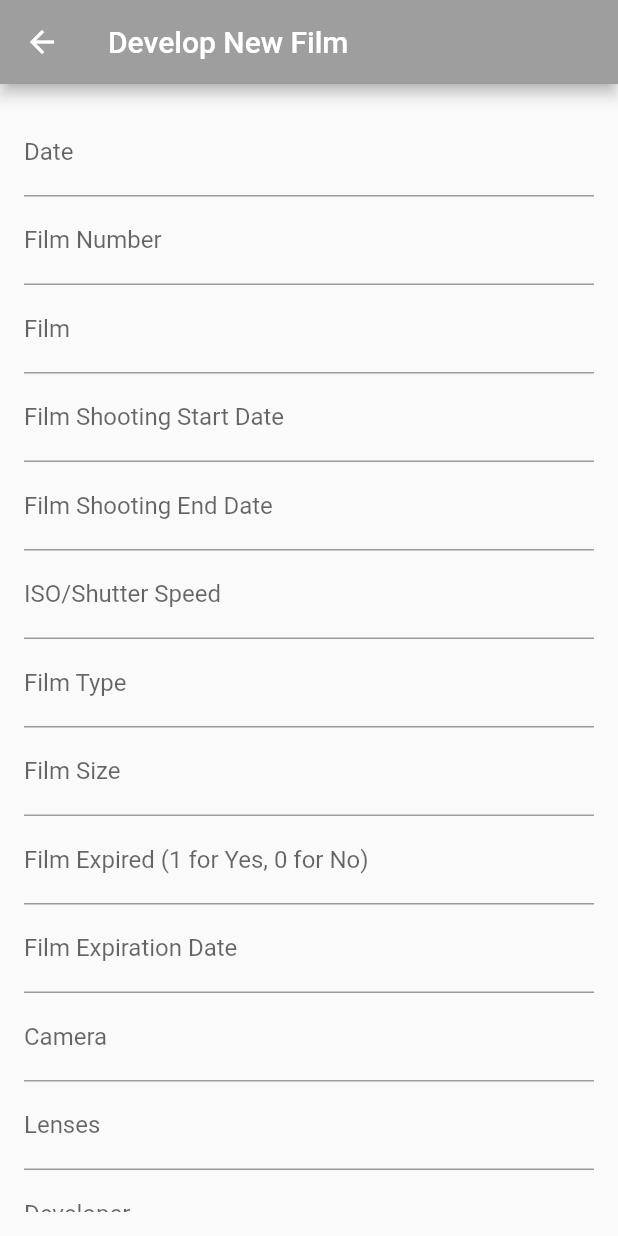
After one commit to AlexGuoussatchok/analog_faith, a Flutter app: the DevelopNewFilmScreen screen opened directly, on a phone screen of 412 x 824 dp. The commit adds this screen. Run offline on Flutter 3.47's test engine with Material 2 defaults, Android fonts, the phone set to English and light mode, and no system bars; our stand-ins replace sqflite; accounts and stored records are empty.

Commit message:
+ develop new film screen added

```diff
--- a/lib/database_helper/darkroom_notes_database_helper.dart
+++ b/lib/database_helper/darkroom_notes_database_helper.dart
@@ -28,6 +28,8 @@ class DarkroomNotesDatabaseHelper {
         date TEXT,
         film_number INTEGER,
         film TEXT,
+        film_shooting_start_date TEXT,
+        film_shooting_end_date TEXT,
         ISO_shut INTEGER,
         film_type TEXT,
         film_size TEXT,
@@ -40,7 +42,6 @@ class DarkroomNotesDatabaseHelper {
         dilution TEXT,
         developing_time TEXT,
         temperature TEXT,
-        FNTS TEXT,
         comments TEXT
       )
     ''');
--- /dev/null
+++ b/lib/screens/develop_new_film_screen.dart
@@ -0,0 +1,151 @@
+import 'package:flutter/material.dart';
+
+class DevelopNewFilmScreen extends StatefulWidget {
+  const DevelopNewFilmScreen({Key? key}) : super(key: key);
+
+  @override
+  _DevelopNewFilmScreenState createState() => _DevelopNewFilmScreenState();
+}
+
+class _DevelopNewFilmScreenState extends State<DevelopNewFilmScreen> {
+  final TextEditingController dateController = TextEditingController();
+  final TextEditingController filmNumberController = TextEditingController();
+  final TextEditingController filmController = TextEditingController();
+  final TextEditingController filmShootingStartDateController = TextEditingController();
+  final TextEditingController filmShootingEndDateController = TextEditingController();
+  final TextEditingController isoShutController = TextEditingController();
+  final TextEditingController filmTypeController = TextEditingController();
+  final TextEditingController filmSizeController = TextEditingController();
+  final TextEditingController filmExpiredController = TextEditingController();
+  final TextEditingController filmExpirationDateController = TextEditingController();
+  final TextEditingController cameraController = TextEditingController();
+  final TextEditingController lensesController = TextEditingController();
+  final TextEditingController developerController = TextEditingController();
+  final TextEditingController labController = TextEditingController();
+  final TextEditingController dilutionController = TextEditingController();
+  final TextEditingController developingTimeController = TextEditingController();
+  final TextEditingController temperatureController = TextEditingController();
+  final TextEditingController commentsController = TextEditingController();
+
+  @override
+  Widget build(BuildContext context) {
+    return Scaffold(
+      appBar: AppBar(
+        title: const Text('Develop New Film'),
+        backgroundColor: Colors.grey,
+      ),
+      body: Padding(
+        padding: const EdgeInsets.all(16.0),
+        child: SingleChildScrollView(
+          child: Column(
+            crossAxisAlignment: CrossAxisAlignment.stretch,
+            children: [
+              TextFormField(
+                controller: dateController,
+                decoration: const InputDecoration(labelText: 'Date'),
+              ),
+              TextFormField(
+                controller: filmNumberController,
+                decoration: const InputDecoration(labelText: 'Film Number'),
+              ),
+              TextFormField(
+                controller: filmController,
+                decoration: const InputDecoration(labelText: 'Film'),
+              ),
+              TextFormField(
+                controller: filmShootingStartDateController,
+                decoration: const InputDecoration(labelText: 'Film Shooting Start Date'),
+              ),
+              TextFormField(
+                controller: filmShootingEndDateController,
+                decoration: const InputDecoration(labelText: 'Film Shooting End Date'),
+              ),
+              TextFormField(
+                controller: isoShutController,
+                decoration: const InputDecoration(labelText: 'ISO/Shutter Speed'),
+              ),
+              TextFormField(
+                controller: filmTypeController,
+                decoration: const InputDecoration(labelText: 'Film Type'),
+              ),
+              TextFormField(
+                controller: filmSizeController,
+                decoration: const InputDecoration(labelText: 'Film Size'),
+              ),
+              TextFormField(
+                controller: filmExpiredController,
+                decoration: const InputDecoration(labelText: 'Film Expired (1 for Yes, 0 for No)'),
+              ),
+              TextFormField(
+                controller: filmExpirationDateController,
+                decoration: const InputDecoration(labelText: 'Film Expiration Date'),
+              ),
+              TextFormField(
+                controller: cameraController,
+                decoration: const InputDecoration(labelText: 'Camera'),
+              ),
+              TextFormField(
+                controller: lensesController,
+                decoration: const InputDecoration(labelText: 'Lenses'),
+              ),
+              TextFormField(
+                controller: developerController,
+                decoration: const InputDecoration(labelText: 'Developer'),
+              ),
+              TextFormField(
+                controller: labController,
+                decoration: const InputDecoration(labelText: 'Lab'),
+              ),
+              TextFormField(
+                controller: dilutionController,
+                decoration: const InputDecoration(labelText: 'Dilution'),
+              ),
+              TextFormField(
+                controller: developingTimeController,
+                decoration: const InputDecoration(labelText: 'Developing Time'),
+              ),
+              TextFormField(
+                controller: temperatureController,
+                decoration: const InputDecoration(labelText: 'Temperature'),
+              ),
+              TextFormField(
+                controller: commentsController,
+                decoration: const InputDecoration(labelText: 'Comments'),
+              ),
+              ElevatedButton(
+                onPressed: () {
+                  // Add functionality to save film development data
+                },
+                child: const Text('Save'),
+              ),
+            ],
+          ),
+        ),
+      ),
+    );
+  }
+
+  @override
+  void dispose() {
+    // Dispose of the controllers when the widget is removed from the tree
+    dateController.dispose();
+    filmNumberController.dispose();
+    filmController.dispose();
+    filmShootingStartDateController.dispose();
+    filmShootingEndDateController.dispose();
+    isoShutController.dispose();
+    filmTypeController.dispose();
+    filmSizeController.dispose();
+    filmExpiredController.dispose();
+    filmExpirationDateController.dispose();
+    cameraController.dispose();
+    lensesController.dispose();
+    developerController.dispose();
+    labController.dispose();
+    dilutionController.dispose();
+    developingTimeController.dispose();
+    temperatureController.dispose();
+    commentsController.dispose();
+    super.dispose();
+  }
+}
--- a/lib/screens/my_films_developing_notes_screen.dart
+++ b/lib/screens/my_films_developing_notes_screen.dart
@@ -1,7 +1,8 @@
 import 'package:flutter/material.dart';
+import 'package:analog_faith/screens/develop_new_film_screen.dart'; // Import your screen file
 
 class MyFilmsDevelopingNotesScreen extends StatelessWidget {
-  const MyFilmsDevelopingNotesScreen({super.key});
+  const MyFilmsDevelopingNotesScreen({Key? key}) : super(key: key);
 
   @override
   Widget build(BuildContext context) {
@@ -16,6 +17,10 @@ class MyFilmsDevelopingNotesScreen extends StatelessWidget {
               if (value == 'develop_film') {
                 // Handle the "Develop a Film" option here
                 // You can navigate to the film development screen or perform any other action
+                Navigator.push(
+                  context,
+                  MaterialPageRoute(builder: (context) => DevelopNewFilmScreen()),
+                );
               }
             },
             itemBuilder: (BuildContext context) {
```
